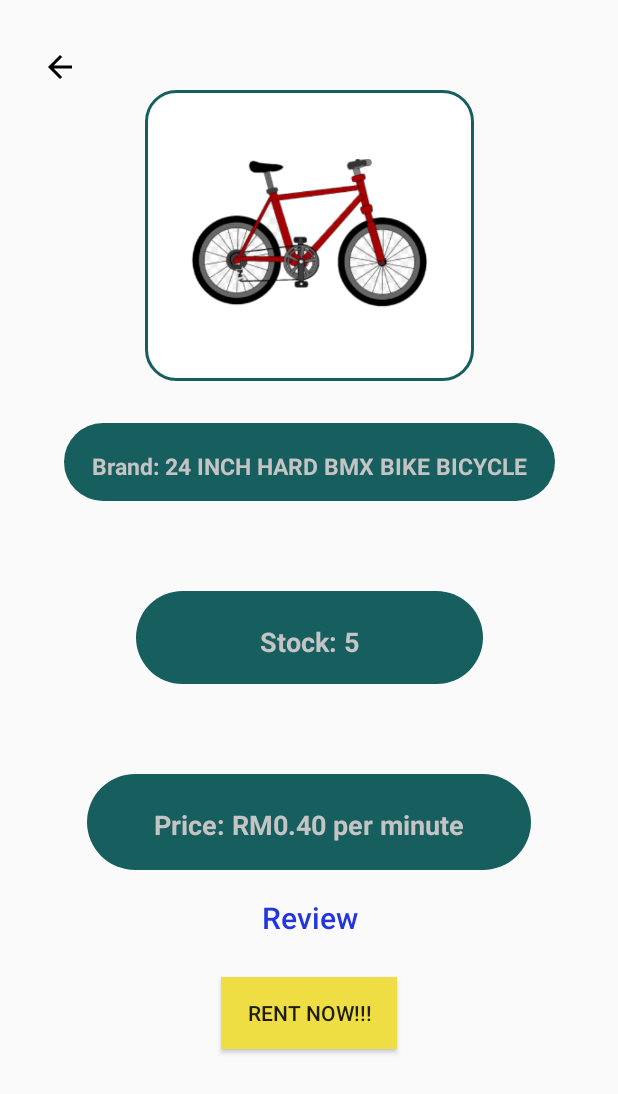
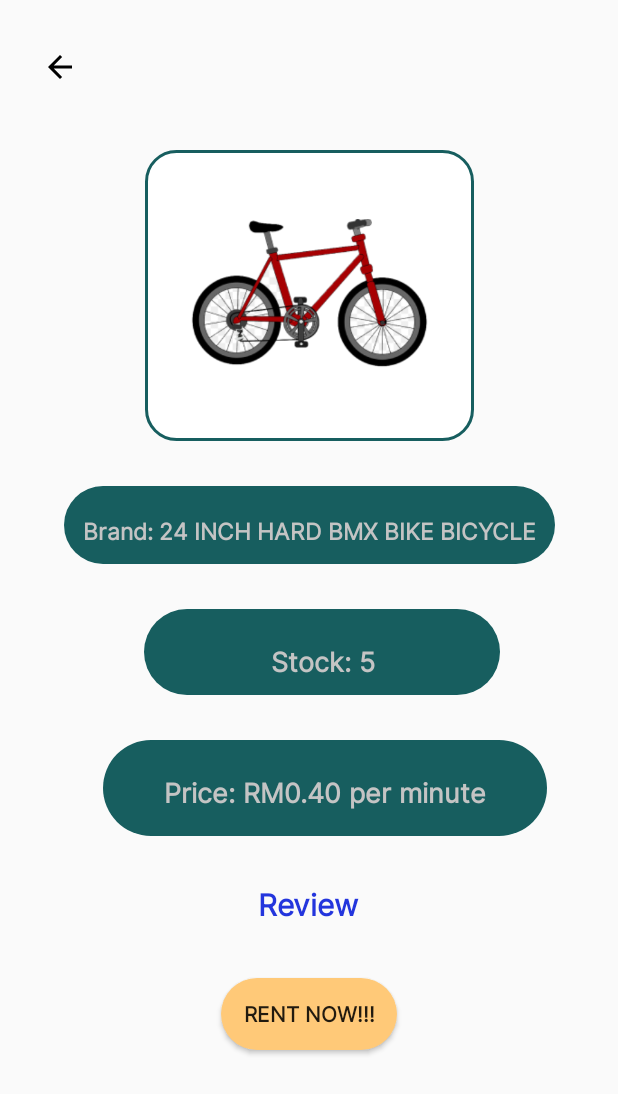
Before and after one commit to Tang-YuenYin/JomRide, an Android app: the BicycleActivity screen opened directly, with no data from a screen before it, on a phone screen of 412 x 824 dp. Shown: the top 1094 px of the screen. Run offline under Robolectric (Android 15) with nearby library versions, the phone set to English and light mode, and no system bars.

Commit message:
UPdates on XML

```diff
--- a/app/src/main/res/layout/activity_bicycle.xml
+++ b/app/src/main/res/layout/activity_bicycle.xml
@@ -18,40 +18,13 @@
         app:layout_constraintStart_toStartOf="parent"
         app:layout_constraintTop_toTopOf="parent" />
 
-    <Button
-        android:id="@+id/review"
-        android:layout_width="100dp"
-        android:layout_height="49dp"
-        android:layout_marginTop="7dp"
-        android:background="@android:color/transparent"
-        android:text="Review"
-        android:textAllCaps="false"
-        android:textColor="#2335DD"
-        android:textSize="20dp"
-        app:layout_constraintBottom_toTopOf="@+id/BtnRent"
-        app:layout_constraintEnd_toEndOf="parent"
-        app:layout_constraintStart_toStartOf="parent"
-        app:layout_constraintTop_toBottomOf="@+id/TVPrice"
-        app:layout_constraintVertical_bias="0.0" />
-
-    <ImageView
-        android:id="@+id/bicycle"
-        android:layout_width="219dp"
-        android:layout_height="194dp"
-        android:layout_marginTop="60dp"
-        android:background="@drawable/border"
-        android:scaleType="fitCenter"
-        android:src="@drawable/bicycle"
-        app:layout_constraintEnd_toEndOf="parent"
-        app:layout_constraintStart_toStartOf="parent"
-        app:layout_constraintTop_toTopOf="parent" />
-
     <TextView
         android:id="@+id/TVBrand"
         android:layout_width="327dp"
         android:layout_height="52dp"
-        android:layout_marginTop="28dp"
+        android:layout_marginTop="30dp"
         android:background="@drawable/custom_button2"
+        android:fontFamily="@font/inter"
         android:text="\nBrand: 24 INCH HARD BMX BIKE BICYCLE"
         android:textAlignment="center"
         android:textAllCaps="false"
@@ -62,12 +35,77 @@
         app:layout_constraintStart_toStartOf="parent"
         app:layout_constraintTop_toBottomOf="@id/bicycle" />
 
+    <ImageView
+        android:id="@+id/bicycle"
+        android:layout_width="219dp"
+        android:layout_height="194dp"
+        android:layout_marginTop="100dp"
+        android:background="@drawable/border"
+        android:scaleType="fitCenter"
+        android:src="@drawable/bicycle"
+        app:layout_constraintEnd_toEndOf="parent"
+        app:layout_constraintStart_toStartOf="parent"
+        app:layout_constraintTop_toTopOf="parent" />
+
+    <TextView
+        android:id="@+id/TVPrice"
+        android:layout_width="296dp"
+        android:layout_height="64dp"
+        android:layout_marginTop="30dp"
+        android:background="@drawable/custom_button2"
+        android:fontFamily="@font/inter"
+        android:text="\nPrice: RM0.40 per minute"
+        android:textAlignment="center"
+        android:textAllCaps="false"
+        android:textColor="#C4C4C4"
+        android:textSize="18dp"
+        android:textStyle="bold"
+        app:layout_constraintEnd_toEndOf="parent"
+        app:layout_constraintHorizontal_bias="0.591"
+        app:layout_constraintStart_toStartOf="parent"
+        app:layout_constraintTop_toBottomOf="@id/TVStock" />
+
+    <Button
+        android:id="@+id/review"
+        android:layout_width="100dp"
+        android:layout_height="49dp"
+        android:layout_marginTop="7dp"
+        android:background="@android:color/transparent"
+        android:fontFamily="@font/inter"
+        android:text="Review"
+        android:textAllCaps="false"
+        android:textColor="#2335DD"
+        android:textSize="20dp"
+        android:textStyle="bold"
+        app:layout_constraintBottom_toTopOf="@+id/BtnRent"
+        app:layout_constraintEnd_toEndOf="parent"
+        app:layout_constraintHorizontal_bias="0.498"
+        app:layout_constraintStart_toStartOf="parent"
+        app:layout_constraintTop_toBottomOf="@+id/TVPrice"
+        app:layout_constraintVertical_bias="0.375" />
+
+    <Button
+        android:id="@+id/BtnRent"
+        android:layout_width="117dp"
+        android:layout_height="48dp"
+        android:layout_marginTop="71dp"
+        android:background="@drawable/ellipse_shape"
+        android:fontFamily="@font/inter"
+        android:text="Rent Now!!!"
+        android:textStyle="bold"
+        app:layout_constraintBottom_toBottomOf="parent"
+        app:layout_constraintEnd_toEndOf="parent"
+        app:layout_constraintStart_toStartOf="parent"
+        app:layout_constraintTop_toBottomOf="@+id/TVPrice"
+        app:layout_constraintVertical_bias="0.16" />
+
     <TextView
         android:id="@+id/TVStock"
-        android:layout_width="231dp"
-        android:layout_height="62dp"
-        android:layout_marginTop="60dp"
+        android:layout_width="237dp"
+        android:layout_height="57dp"
+        android:layout_marginTop="30dp"
         android:background="@drawable/custom_button2"
+        android:fontFamily="@font/inter"
         android:text="\nStock: 5"
         android:textAlignment="center"
         android:textAllCaps="false"
@@ -75,36 +113,8 @@
         android:textSize="18dp"
         android:textStyle="bold"
         app:layout_constraintEnd_toEndOf="parent"
+        app:layout_constraintHorizontal_bias="0.551"
         app:layout_constraintStart_toStartOf="parent"
         app:layout_constraintTop_toBottomOf="@id/TVBrand" />
 
-    <TextView
-        android:id="@+id/TVPrice"
-        android:layout_width="296dp"
-        android:layout_height="64dp"
-        android:layout_marginTop="60dp"
-        android:background="@drawable/custom_button2"
-        android:text="\nPrice: RM0.40 per minute"
-        android:textAlignment="center"
-        android:textAllCaps="false"
-        android:textColor="#C4C4C4"
-        android:textSize="18dp"
-        android:textStyle="bold"
-        app:layout_constraintEnd_toEndOf="parent"
-        app:layout_constraintStart_toStartOf="parent"
-        app:layout_constraintTop_toBottomOf="@id/TVStock" />
-
-    <Button
-        android:id="@+id/BtnRent"
-        android:layout_width="117dp"
-        android:layout_height="48dp"
-        android:layout_marginTop="71dp"
-        android:background="#EFDE43"
-        android:text="Rent Now!!!"
-        app:layout_constraintBottom_toBottomOf="parent"
-        app:layout_constraintEnd_toEndOf="parent"
-        app:layout_constraintStart_toStartOf="parent"
-        app:layout_constraintTop_toBottomOf="@+id/TVPrice"
-        app:layout_constraintVertical_bias="0.0" />
-
 </androidx.constraintlayout.widget.ConstraintLayout>
--- a/app/src/main/res/layout/item_feedback.xml
+++ b/app/src/main/res/layout/item_feedback.xml
@@ -2,8 +2,9 @@
 <LinearLayout xmlns:android="http://schemas.android.com/apk/res/android"
     android:layout_width="match_parent"
     android:layout_height="wrap_content"
+    android:background="#70FFFFFF"
     android:orientation="vertical"
-    android:padding="16dp">
+    android:padding="5dp">
 
     <LinearLayout
         android:layout_width="match_parent"
```
Also changed, not shown: app/src/main/res/layout/activity_armband.xml (+7 -4 lines), app/src/main/res/layout/activity_bikepool.xml (+12 -5 lines), app/src/main/res/layout/activity_cash_back.xml (+33 -10 lines), app/src/main/res/layout/activity_feedback_list.xml (+4 -4 lines), app/src/main/res/layout/item_cashback.xml (+10 -8 lines), app/src/main/res/drawable/ic_cashback.png (added).
